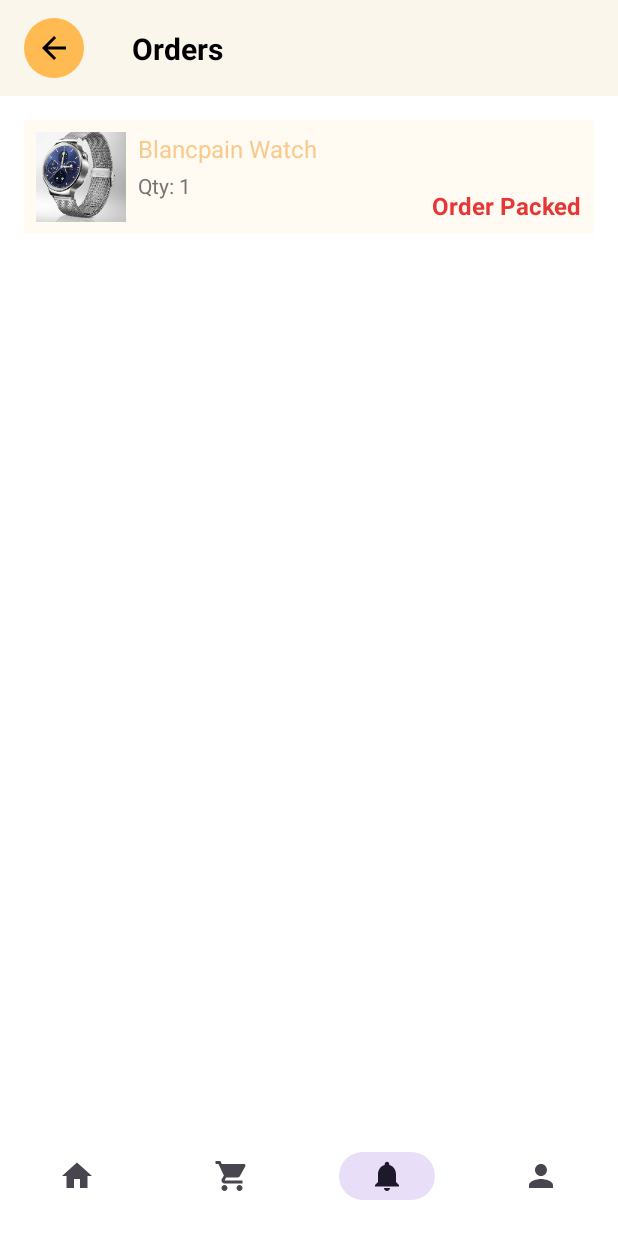
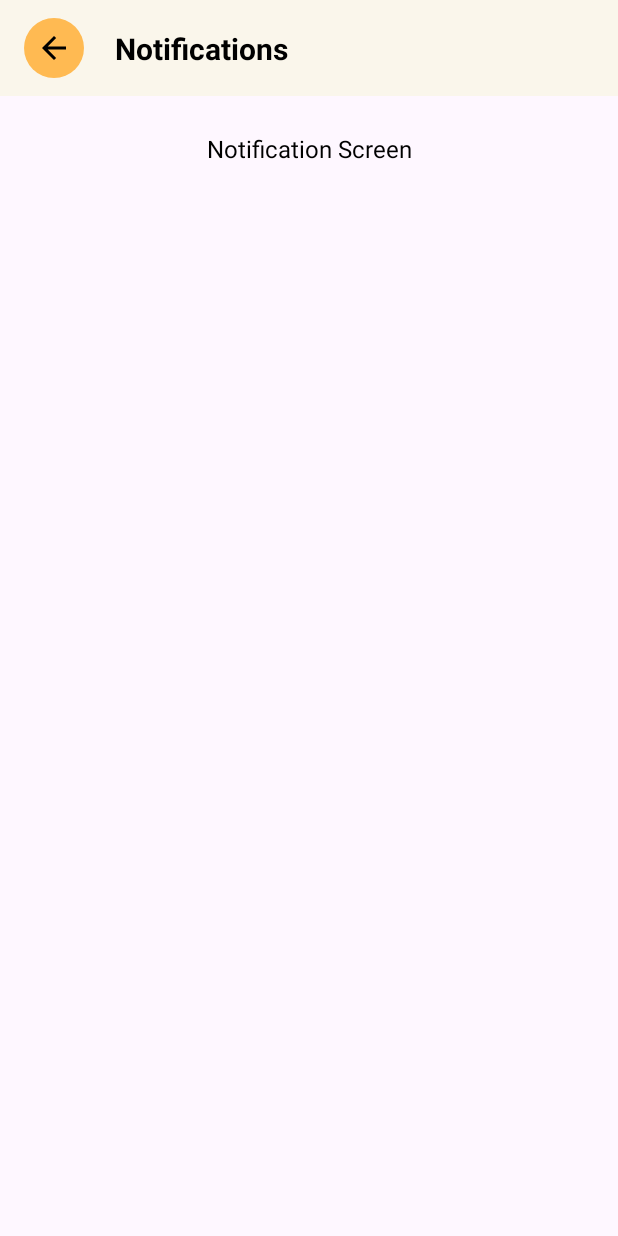
Before and after one commit to SarangaSiriwardhana9/EAD-E_commerce_App, an Android app: the NotificationsActivity screen opened directly, with no data from a screen before it, on a phone screen of 412 x 824 dp. Run offline under Robolectric (Android 15) with nearby library versions, the phone set to English and light mode, and no system bars.

Commit message:
create the notification screen layout

```diff
--- a/app/src/main/java/com/example/ssd_e_commerce/NotificationsActivity.kt
+++ b/app/src/main/java/com/example/ssd_e_commerce/NotificationsActivity.kt
@@ -1,13 +1,7 @@
 package com.example.ssd_e_commerce
 
-import NotificationAdapter
-import android.content.Intent
 import android.os.Bundle
 import androidx.appcompat.app.AppCompatActivity
-import androidx.recyclerview.widget.LinearLayoutManager
-import com.example.ssd_e_commerce.Home.HomeActivity
-import com.example.ssd_e_commerce.Profile.ProfileActivity
-import com.example.ssd_e_commerce.data.ItemData
 import com.example.ssd_e_commerce.databinding.ActivityNotificationsBinding
 
 class NotificationsActivity : AppCompatActivity() {
@@ -20,8 +14,6 @@
         setContentView(binding.root)
 
         setupToolbar()
-        setupNotifications()
-        setupBottomNavigation()
     }
 
     private fun setupToolbar() {
@@ -29,51 +21,7 @@
             onBackPressed()
         }
 
-        binding.titleTextView.text = "Orders"
-    }
-
-    private fun setupNotifications() {
-        val notifications = generateSampleNotifications()
-        val adapter = NotificationAdapter(notifications)
-        binding.notificationsRecyclerView.layoutManager = LinearLayoutManager(this)
-        binding.notificationsRecyclerView.adapter = adapter
-    }
-
-    private fun generateSampleNotifications(): List<Notification> {
-        return listOf(
-            Notification(
-                orderId = "216443417900104",
-                product = ItemData.products[0],
-                quantity = 1,
-                status = "Packed",
-                timestamp = System.currentTimeMillis()
-            )
-
-        )
-    }
-
-    private fun setupBottomNavigation() {
-        binding.bottomNavigationView.selectedItemId = R.id.navigation_notifications
-        binding.bottomNavigationView.setOnItemSelectedListener { item ->
-            when (item.itemId) {
-                R.id.navigation_home -> {
-                    startActivity(Intent(this, HomeActivity::class.java))
-                    finish()
-                    true
-                }
-                R.id.navigation_cart -> {
-                    startActivity(Intent(this, CartActivity::class.java))
-                    finish()
-                    true
-                }
-                R.id.navigation_notifications -> true
-                R.id.navigation_profile -> {
-                    startActivity(Intent(this, ProfileActivity::class.java))
-                    finish()
-                    true
-                }
-                else -> false
-            }
-        }
+        binding.titleTextView.text = "Notifications"
+        binding.notificationsTextView.text = "Notification Screen"
     }
 }
--- a/app/src/main/res/layout/activity_notifications.xml
+++ b/app/src/main/res/layout/activity_notifications.xml
@@ -2,10 +2,8 @@
 <androidx.constraintlayout.widget.ConstraintLayout
     xmlns:android="http://schemas.android.com/apk/res/android"
     xmlns:app="http://schemas.android.com/apk/res-auto"
-    xmlns:tools="http://schemas.android.com/tools"
     android:layout_width="match_parent"
-    android:layout_height="match_parent"
-    >
+    android:layout_height="match_parent">
 
     <androidx.appcompat.widget.Toolbar
         android:id="@+id/toolbar"
@@ -33,7 +31,7 @@
                 android:id="@+id/titleTextView"
                 android:layout_width="wrap_content"
                 android:layout_height="wrap_content"
-                android:text="Place Order"
+                android:text="Notifications"
                 android:textColor="@android:color/black"
                 android:textSize="20sp"
                 android:textStyle="bold"
@@ -48,28 +46,16 @@
 
     </androidx.appcompat.widget.Toolbar>
 
-    <androidx.recyclerview.widget.RecyclerView
-        android:id="@+id/notificationsRecyclerView"
-        android:layout_width="match_parent"
-        android:background="@android:color/background_light"
-        android:layout_height="0dp"
-        android:clipToPadding="false"
-        android:padding="16dp"
-        app:layout_constraintBottom_toTopOf="@id/bottomNavigationView"
+    <TextView
+        android:id="@+id/notificationsTextView"
+        android:layout_width="wrap_content"
+        android:layout_height="wrap_content"
+        android:text="Notification Screen"
+        android:textColor="@android:color/black"
+        android:textSize="16sp"
+        android:layout_marginTop="24dp"
         app:layout_constraintTop_toBottomOf="@id/toolbar"
-        app:layout_constraintVertical_bias="0.0"
-        tools:layout_editor_absoluteX="0dp" />
-
-    <com.google.android.material.bottomnavigation.BottomNavigationView
-        android:id="@+id/bottomNavigationView"
-        android:layout_width="0dp"
-        android:layout_height="wrap_content"
-        app:layout_constraintBottom_toBottomOf="parent"
-        app:layout_constraintEnd_toEndOf="parent"
         app:layout_constraintStart_toStartOf="parent"
-        app:menu="@menu/bottom_nav_menu"
-        app:labelVisibilityMode="unlabeled"
-        android:background="@color/white"
-        app:itemIconSize="24dp" />
+        app:layout_constraintEnd_toEndOf="parent"/>
 
 </androidx.constraintlayout.widget.ConstraintLayout>
```
Also changed, not shown: app/src/main/java/com/example/ssd_e_commerce/CartActivity.kt (+9 -0 lines), app/src/main/res/layout/activity_cart.xml (+31 -7 lines).
